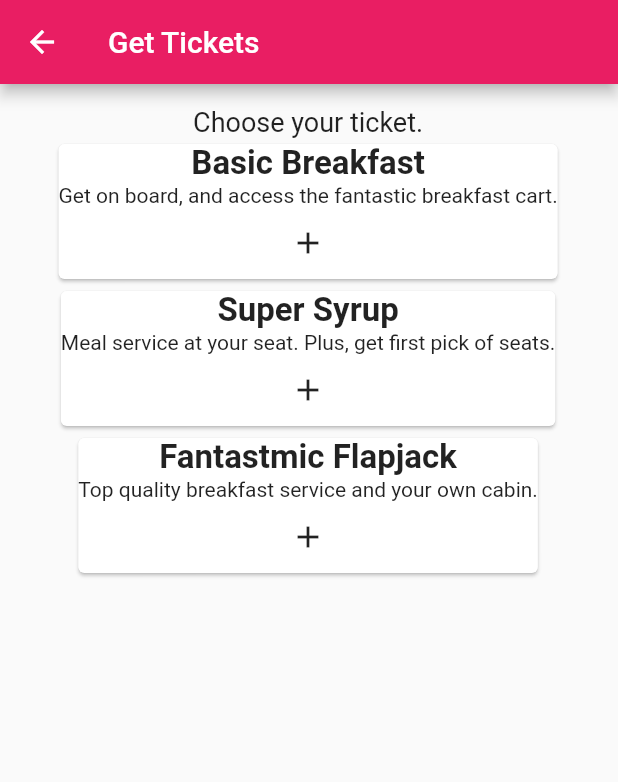
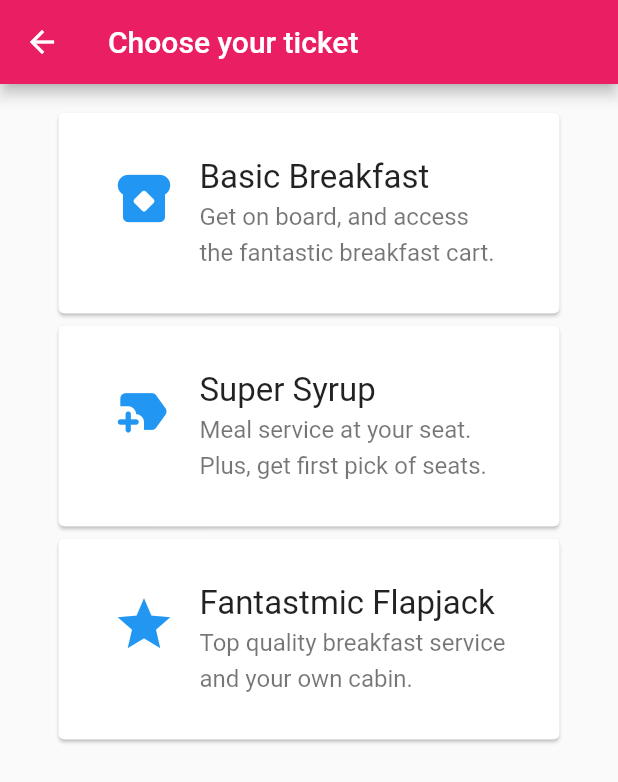
Before and after one commit to SaalikLok/pancake-railways, a Flutter app: the screen it shows after launch, after a tap on "Get Tickets", on a phone screen of 412 x 824 dp. Shown: the top 782 px of the screen. Run offline on Flutter 3.47's test engine with Material 2 defaults, Android fonts, the light colour scheme and no system bars.

Commit message:
build ticket page with card and listTile

```diff
--- a/lib/src/screens/home_page.dart
+++ b/lib/src/screens/home_page.dart
@@ -47,7 +47,7 @@ class HomePage extends StatelessWidget {
                       context,
                       MaterialPageRoute(
                         builder: (context) => const TicketsPage(
-                              title: 'Get Tickets',
+                              title: 'Choose your ticket',
                             )));
                 },
                 child: const Text('Get Tickets'))
--- a/lib/src/screens/tickets_page.dart
+++ b/lib/src/screens/tickets_page.dart
@@ -8,10 +8,6 @@ class TicketsPage extends StatefulWidget {
 
   @override
   State<TicketsPage> createState() => _TicketsPageState();
-}
-
-class _Tickets {
-
 }
 
 class _TicketsPageState extends State<TicketsPage> {
@@ -28,13 +24,9 @@ class _TicketsPageState extends State<TicketsPage> {
             mainAxisAlignment: MainAxisAlignment.start,
             mainAxisSize: MainAxisSize.min,
             children: const <Widget> [
-              Text(
-                'Choose your ticket.',
-                style: TextStyle(fontSize: 18),
-                ),
-              TicketCard(ticketTitle: "Basic Breakfast", description: "Get on board, and access the fantastic breakfast cart."),
-              TicketCard(ticketTitle: "Super Syrup", description: "Meal service at your seat. Plus, get first pick of seats."),
-              TicketCard(ticketTitle: "Fantastmic Flapjack", description: "Top quality breakfast service and your own cabin."),
+              TicketCard(ticketTitle: "Basic Breakfast", description: "Get on board, and access the fantastic breakfast cart.", icon: Icons.breakfast_dining_rounded),
+              TicketCard(ticketTitle: "Super Syrup", description: "Meal service at your seat. Plus, get first pick of seats.", icon: Icons.new_label_rounded),
+              TicketCard(ticketTitle: "Fantastmic Flapjack", description: "Top quality breakfast service and your own cabin.", icon: Icons.star),
             ],
           )
       ),
--- a/lib/src/widgets/ticket_card.dart
+++ b/lib/src/widgets/ticket_card.dart
@@ -4,11 +4,13 @@ class TicketCard extends StatefulWidget {
   const TicketCard({
     Key? key,
     required this.ticketTitle,
-    required this.description
+    required this.description,
+    required this.icon,
   }) : super(key: key);
 
   final String ticketTitle;
   final String description;
+  final IconData icon;
 
   @override
   State<TicketCard> createState() => _TicketCard();
@@ -18,18 +20,25 @@ class _TicketCard extends State<TicketCard> {
   @override
   Widget build(BuildContext context) {
     return Card(
-      child: Column(
-        mainAxisSize: MainAxisSize.min,
-        children: [
-          Text(
-            widget.ticketTitle,
-            textAlign: TextAlign.left,
-            style: const TextStyle(fontSize: 22, fontWeight: FontWeight.bold),
-          ),
-          Text(widget.description),
-          IconButton(onPressed: () => print("hellow"), icon: const Icon(Icons.add))
-        ],
-      )
-    );
+        child: Column(
+      mainAxisSize: MainAxisSize.min,
+      children: [
+        Padding(
+            padding: const EdgeInsets.all(20),
+            child: ListTile(
+              leading: Icon(widget.icon, size: 42, color: Colors.blue),
+              title: Text(widget.ticketTitle,
+                  style: const TextStyle(fontSize: 22)),
+              subtitle: Text(widget.description,
+                  style: const TextStyle(fontSize: 16, height: 1.5)),
+              minVerticalPadding: 10,
+              onTap: () => {
+                // make the selected ticket as the active one
+                // reroute to the "active ticket" page
+                print("hello, I've selected the ${widget.ticketTitle} ticket")
+              },
+            ))
+      ],
+    ));
   }
 }
```
